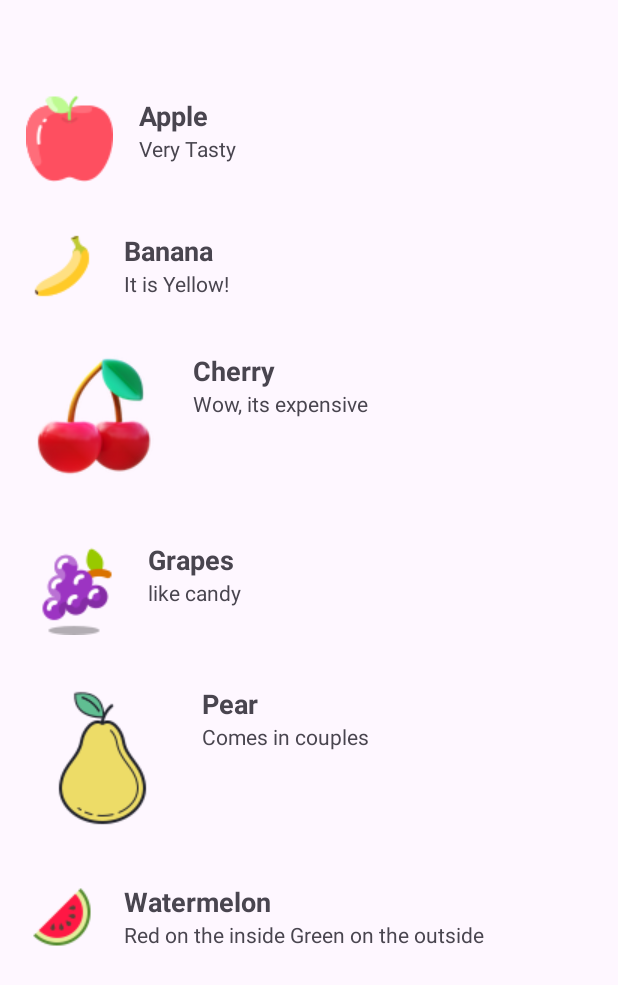
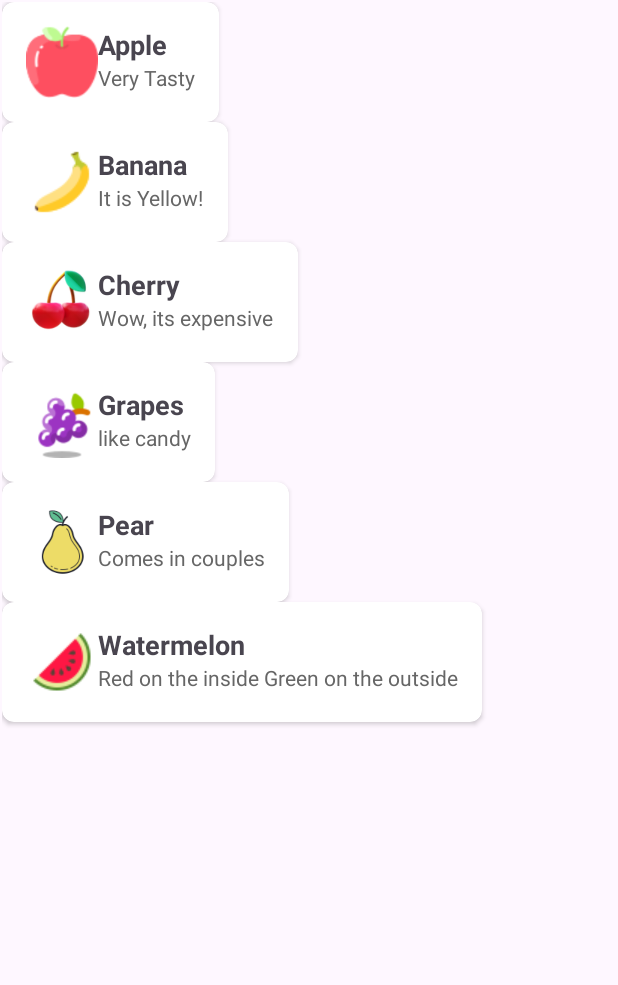
Before and after one commit to pTamarR/RecyclerExe1, an Android app: the screen it shows after launch (FruitActivity), on a phone screen of 412 x 824 dp. Shown: the top 985 px of the screen. Run offline under Robolectric (Android 15) with nearby library versions, the phone set to English and light mode, and no system bars.

Commit message:
July4_2025

```diff
--- a/app/build.gradle.kts
+++ b/app/build.gradle.kts
@@ -1,5 +1,6 @@
 plugins {
     alias(libs.plugins.android.application)
+    alias(libs.plugins.kotlin.android)
 }
 
 android {
@@ -24,15 +25,21 @@ android {
                 "proguard-rules.pro"
             )
         }
-
+    }
     compileOptions {
         sourceCompatibility = JavaVersion.VERSION_11
         targetCompatibility = JavaVersion.VERSION_11
     }
+    kotlinOptions {
+        jvmTarget = "11"
+    }
 }
 
 dependencies {
-
+// Add these to your dependencies block
+    implementation("androidx.room:room-runtime:2.6.1")
+    implementation(libs.core.ktx)
+    annotationProcessor("androidx.room:room-compiler:2.6.1")
     implementation(libs.appcompat)
     implementation(libs.material)
     implementation(libs.activity)
--- a/app/src/main/java/com/example/recyclerexe1/FruitActivity.java
+++ b/app/src/main/java/com/example/recyclerexe1/FruitActivity.java
@@ -41,6 +41,7 @@ public class FruitActivity extends AppCompatActivity {
         FruitAdapter adapter = new FruitAdapter(fruitList);
         recyclerView.setAdapter(adapter);
         recyclerView.setLayoutManager(new LinearLayoutManager(this));
+        recyclerView.setPadding(0, 0, 0, 0);
     }
 
     private void initUI() {
--- a/app/src/main/res/layout-ldltr/item_row.xml
+++ b/app/src/main/res/layout-ldltr/item_row.xml
@@ -1,47 +1,50 @@
 <?xml version="1.0" encoding="utf-8"?>
-<LinearLayout xmlns:android="http://schemas.android.com/apk/res/android"
+<androidx.cardview.widget.CardView xmlns:android="http://schemas.android.com/apk/res/android"
     xmlns:app="http://schemas.android.com/apk/res-auto"
     xmlns:tools="http://schemas.android.com/tools"
-    android:orientation="horizontal"
     android:layout_width="match_parent"
     android:layout_height="wrap_content"
+    android:layout_margin="0dp"
+    app:cardCornerRadius="8dp"
+    app:cardElevation="2dp"
+    tools:ignore="MissingDefaultResource">
+
+    <LinearLayout
+        android:layout_width="match_parent"
+        android:layout_height="wrap_content"
+        android:orientation="horizontal"
         android:padding="16dp"
-    android:layout_marginBottom="12dp"
         android:gravity="center_vertical"
-    android:weightSum="3"
         tools:ignore="MissingDefaultResource">
 
         <ImageView
             android:id="@+id/ImgViewFruit"
-        android:layout_width="0dp"
-        android:layout_height="wrap_content"
-        android:layout_weight="1"
-        android:layout_marginEnd="16dp"
-        android:contentDescription="picture_of_fruit"
-        app:srcCompat="@drawable/apple" />
+            android:layout_width="48dp"
+            android:layout_height="48dp"
+
+            android:src="@drawable/apple" />
 
         <LinearLayout
-        android:layout_weight="2"
             android:layout_width="0dp"
             android:layout_height="match_parent"
-        android:padding="1sp"
+            android:layout_weight="1"
             android:orientation="vertical">
 
             <TextView
                 android:id="@+id/FruitName"
                 android:layout_width="match_parent"
                 android:layout_height="wrap_content"
-            android:text="@string/apple"
+                android:text="Fruit Name"
                 android:textSize="18sp"
-            android:textStyle="bold"/>
+                android:textStyle="bold" />
 
             <TextView
                 android:id="@+id/FruitDesc"
-            android:layout_width="match_parent"
+                android:layout_width="wrap_content"
                 android:layout_height="wrap_content"
-            android:text="very tasty"
-            android:textSize="14sp"/>
-
+                android:text="Short description"
+                android:textSize="14sp"
+                android:textColor="#666666" />
         </LinearLayout>
-
     </LinearLayout>
+</androidx.cardview.widget.CardView>
--- a/app/src/main/res/layout/activity_fruit.xml
+++ b/app/src/main/res/layout/activity_fruit.xml
@@ -9,14 +9,16 @@
 
     <androidx.recyclerview.widget.RecyclerView
         android:id="@+id/fruitRecyclerView"
-        android:layout_width="409dp"
-        android:layout_height="729dp"
+        android:layout_width="0dp"
+        android:layout_height="0dp"
         android:layout_marginStart="1dp"
         android:layout_marginTop="1dp"
         android:layout_marginEnd="1dp"
         android:layout_marginBottom="1dp"
         app:layout_constraintBottom_toBottomOf="parent"
         app:layout_constraintEnd_toEndOf="parent"
+        app:layout_constraintHorizontal_bias="0.0"
         app:layout_constraintStart_toStartOf="parent"
-        app:layout_constraintTop_toTopOf="parent" />
+        app:layout_constraintTop_toTopOf="parent"
+        app:layout_constraintVertical_bias="0.0" />
 </androidx.constraintlayout.widget.ConstraintLayout>
--- a/build.gradle.kts
+++ b/build.gradle.kts
@@ -1,4 +1,5 @@
 // Top-level build file where you can add configuration options common to all sub-projects/modules.
 plugins {
     alias(libs.plugins.android.application) apply false
+    alias(libs.plugins.kotlin.android) apply false
 }
--- a/gradle/libs.versions.toml
+++ b/gradle/libs.versions.toml
@@ -7,6 +7,8 @@ appcompat = "1.7.1"
 material = "1.12.0"
 activity = "1.10.1"
 constraintlayout = "2.2.1"
+kotlin = "2.0.21"
+coreKtx = "1.16.0"
 
 [libraries]
 junit = { group = "junit", name = "junit", version.ref = "junit" }
@@ -16,6 +18,8 @@ appcompat = { group = "androidx.appcompat", name = "appcompat", version.ref = "a
 material = { group = "com.google.android.material", name = "material", version.ref = "material" }
 activity = { group = "androidx.activity", name = "activity", version.ref = "activity" }
 constraintlayout = { group = "androidx.constraintlayout", name = "constraintlayout", version.ref = "constraintlayout" }
+core-ktx = { group = "androidx.core", name = "core-ktx", version.ref = "coreKtx" }
 
 [plugins]
 android-application = { id = "com.android.application", version.ref = "agp" }
+kotlin-android = { id = "org.jetbrains.kotlin.android", version.ref = "kotlin" }
```
Lines whose indentation alone changed are shown as unchanged.
